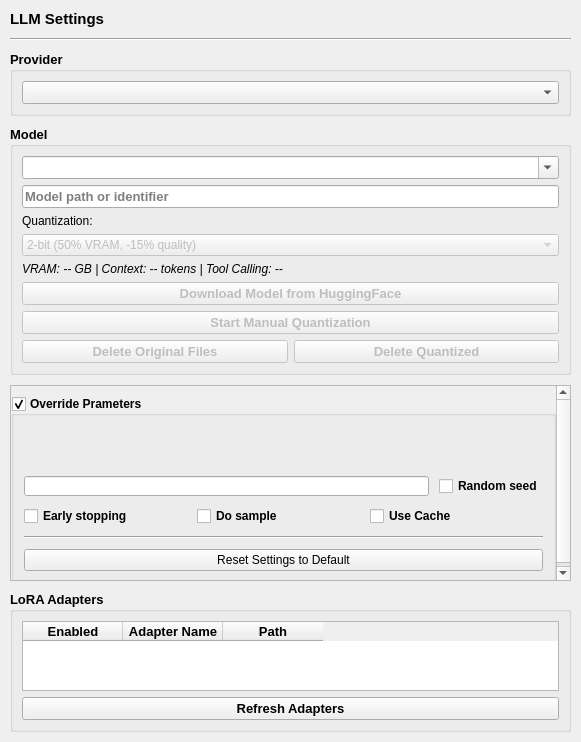
Capsize-Games/airunner, file src/airunner/components/llm/gui/widgets/templates/llm_settings.ui: the form before one commit.
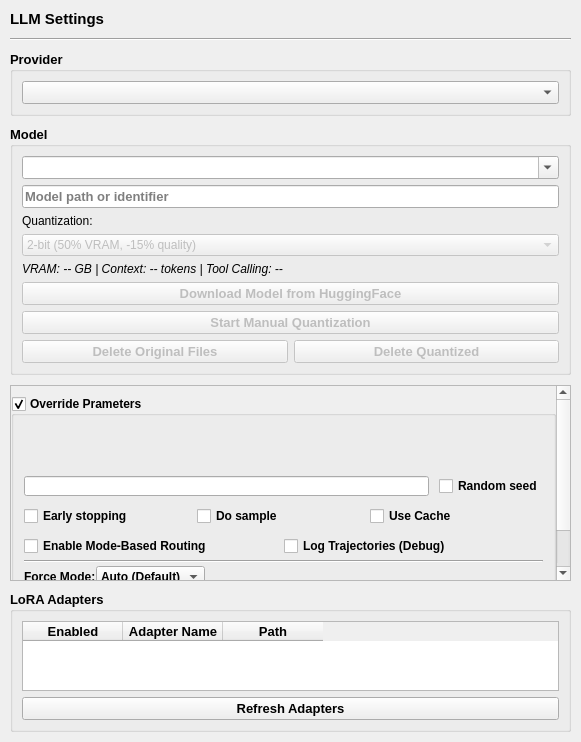
The form after the commit. Custom widgets are drawn as their Qt base class.

Diff of the .ui file:
```diff
--- a/src/airunner/components/llm/gui/widgets/templates/llm_settings.ui
+++ b/src/airunner/components/llm/gui/widgets/templates/llm_settings.ui
@@ -649,6 +649,97 @@
             </item>
            </layout>
           </item>
+          <item row="9" column="0">
+           <layout class="QGridLayout" name="gridLayout_mode_routing">
+            <property name="horizontalSpacing">
+             <number>0</number>
+            </property>
+            <property name="verticalSpacing">
+             <number>10</number>
+            </property>
+            <item row="0" column="0">
+             <widget class="QCheckBox" name="use_mode_routing">
+              <property name="text">
+               <string>Enable Mode-Based Routing</string>
+              </property>
+              <property name="toolTip">
+               <string>Use specialized agents for author, code, research, and QA tasks</string>
+              </property>
+             </widget>
+            </item>
+            <item row="0" column="1">
+             <widget class="QCheckBox" name="enable_trajectory_logging">
+              <property name="text">
+               <string>Log Trajectories (Debug)</string>
+              </property>
+              <property name="toolTip">
+               <string>Enable detailed logging of agent trajectories for debugging</string>
+              </property>
+             </widget>
+            </item>
+            <item row="1" column="0" colspan="2">
+             <layout class="QHBoxLayout" name="horizontalLayout_mode_override">
+              <item>
+               <widget class="QLabel" name="label_mode_override">
+                <property name="text">
+                 <string>Force Mode:</string>
+                </property>
+               </widget>
+              </item>
+              <item>
+               <widget class="QComboBox" name="mode_override">
+                <property name="toolTip">
+                 <string>Override automatic mode detection (leave empty for automatic)</string>
+                </property>
+                <item>
+                 <property name="text">
+                  <string>Auto (Default)</string>
+                 </property>
+                </item>
+                <item>
+                 <property name="text">
+                  <string>Author</string>
+                 </property>
+                </item>
+                <item>
+                 <property name="text">
+                  <string>Code</string>
+                 </property>
+                </item>
+                <item>
+                 <property name="text">
+                  <string>Research</string>
+                 </property>
+                </item>
+                <item>
+                 <property name="text">
+                  <string>QA</string>
+                 </property>
+                </item>
+                <item>
+                 <property name="text">
+                  <string>General</string>
+                 </property>
+                </item>
+               </widget>
+              </item>
+              <item>
+               <spacer name="horizontalSpacer_mode">
+                <property name="orientation">
+                 <enum>Qt::Horizontal</enum>
+                </property>
+                <property name="sizeHint" stdset="0">
+                 <size>
+                  <width>40</width>
+                  <height>20</height>
+                 </size>
+                </property>
+               </spacer>
+              </item>
+             </layout>
+            </item>
+           </layout>
+          </item>
           <item row="11" column="0">
            <widget class="QPushButton" name="pushButton">
             <property name="font">
```
